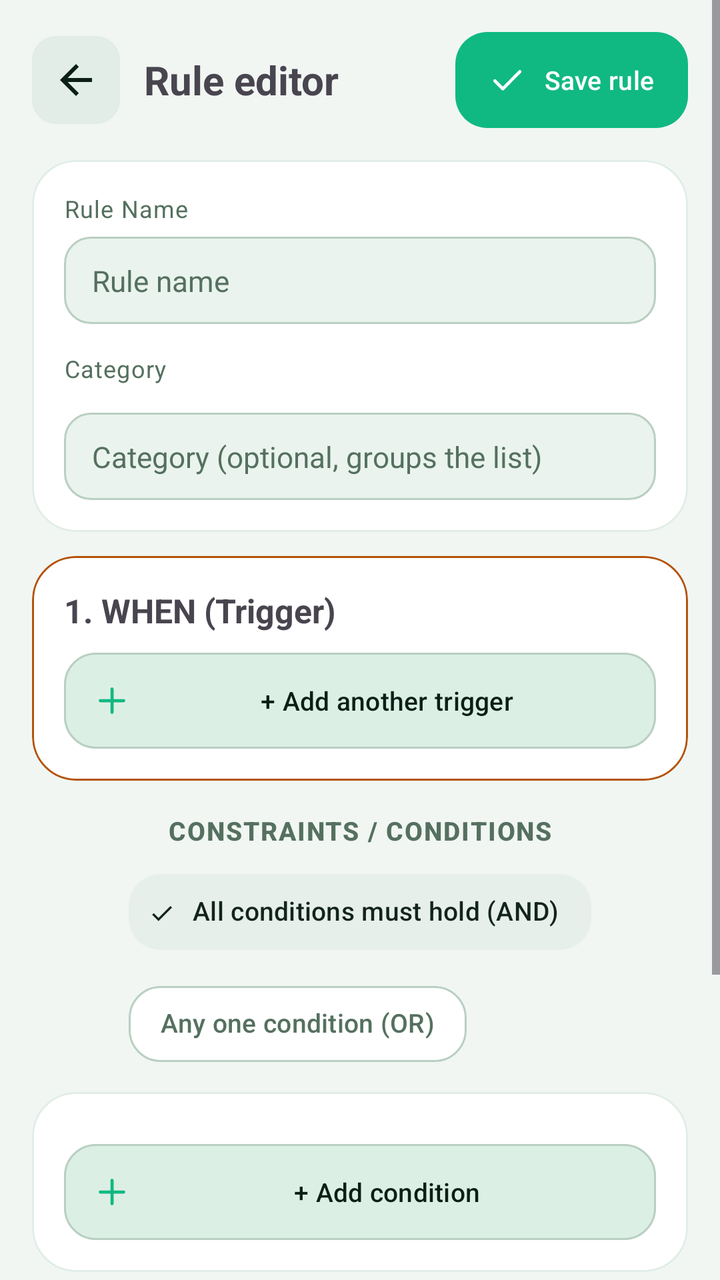
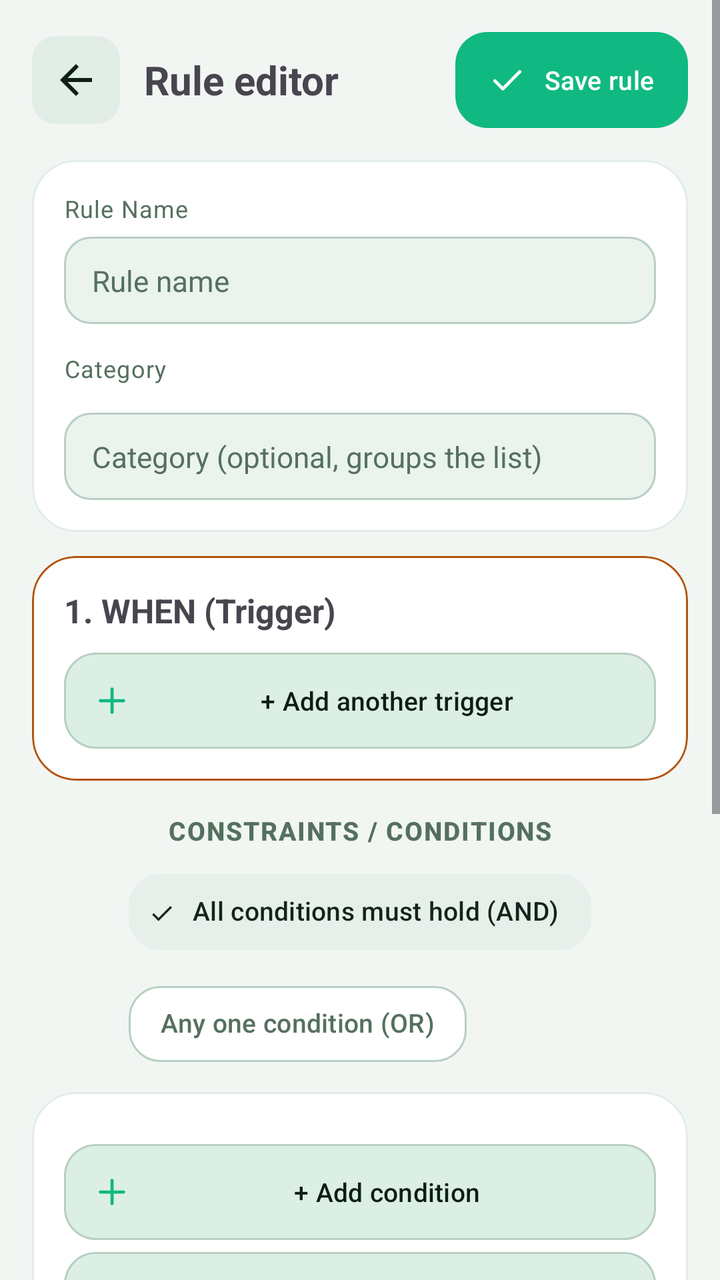

Compare the two renders of this Android layout. The source of the first and the diff that turns it into the second are given below.
<!-- AndroidManifest.xml: application theme Theme.PhoneLink -->
<!-- res/layout/activity_rule_editor.xml -->
<?xml version="1.0" encoding="utf-8"?>
<ScrollView xmlns:android="http://schemas.android.com/apk/res/android"
    xmlns:app="http://schemas.android.com/apk/res-auto"
    android:layout_width="match_parent"
    android:layout_height="match_parent">

    <LinearLayout
        android:layout_width="match_parent"
        android:layout_height="wrap_content"
        android:orientation="vertical"
        android:padding="16dp">

        <LinearLayout
            android:layout_width="match_parent"
            android:layout_height="wrap_content"
            android:gravity="center_vertical"
            android:orientation="horizontal">

            <ImageButton
                android:id="@+id/btnEditorBack"
                android:layout_width="44dp"
                android:layout_height="44dp"
                android:background="@drawable/bg_back_chip"
                android:contentDescription="@string/btn_back"
                android:padding="10dp"
                android:src="@drawable/ic_arrow_back"
                android:tint="?attr/colorOnSurface" />

            <TextView
                android:layout_width="0dp"
                android:layout_height="wrap_content"
                android:layout_marginStart="12dp"
                android:layout_weight="1"
                android:text="@string/auto_editor_title"
                android:textSize="20sp"
                android:textStyle="bold" />

            <com.google.android.material.button.MaterialButton
                android:id="@+id/btnSaveRule"
                style="@style/PL.BtnPill"
                android:layout_width="wrap_content"
                android:layout_height="wrap_content"
                android:text="@string/auto_save"
                app:icon="@drawable/ic_check" />
        </LinearLayout>

        
        <com.google.android.material.card.MaterialCardView
            android:layout_width="match_parent"
            android:layout_height="wrap_content"
            android:layout_marginTop="16dp">

            <LinearLayout
                android:layout_width="match_parent"
                android:layout_height="wrap_content"
                android:orientation="vertical"
                android:padding="16dp">

                <TextView
                    style="@style/PL.BodySmall"
                    android:text="@string/ed_name_label" />

                <EditText
                    android:id="@+id/etRuleName"
                    style="@style/PL.FieldPlain"
                    android:layout_marginTop="6dp"
                    android:hint="@string/auto_rule_name_hint"
                    android:inputType="text"
                    android:maxLines="1" />

                <TextView
                    style="@style/PL.BodySmall"
                    android:layout_marginTop="14dp"
                    android:text="@string/ed_cat_label" />

                <com.google.android.material.chip.ChipGroup
                    android:id="@+id/cgRuleCats"
                    android:layout_width="match_parent"
                    android:layout_height="wrap_content"
                    android:layout_marginTop="6dp"
                    app:singleSelection="true" />

                <EditText
                    android:id="@+id/etRuleCat"
                    style="@style/PL.FieldPlain"
                    android:layout_marginTop="8dp"
                    android:hint="@string/auto_cat_hint"
                    android:inputType="text"
                    android:maxLines="1" />
            </LinearLayout>
        </com.google.android.material.card.MaterialCardView>

        
        <com.google.android.material.card.MaterialCardView
            android:layout_width="match_parent"
            android:layout_height="wrap_content"
            android:layout_marginTop="12dp"
            app:strokeColor="@color/pair_code"
            app:strokeWidth="1dp">

            <LinearLayout
                android:layout_width="match_parent"
                android:layout_height="wrap_content"
                android:orientation="vertical"
                android:padding="16dp">

                <TextView
                    android:layout_width="match_parent"
                    android:layout_height="wrap_content"
                    android:text="@string/ed_when"
                    android:textSize="16.5sp"
                    android:textStyle="bold" />

                <LinearLayout
                    android:id="@+id/trigContainer"
                    android:layout_width="match_parent"
                    android:layout_height="wrap_content"
                    android:orientation="vertical" />

                <com.google.android.material.button.MaterialButton
                    android:id="@+id/btnAddTrigger"
                    style="@style/PL.BtnGhost"
                    android:layout_width="match_parent"
                    android:layout_height="wrap_content"
                    android:layout_marginTop="10dp"
                    android:text="@string/auto_add_trigger"
                    app:icon="@drawable/ic_plus" />
            </LinearLayout>
        </com.google.android.material.card.MaterialCardView>

        
        <TextView
            style="@style/PL.SecTitle"
            android:layout_marginTop="16dp"
            android:gravity="center"
            android:text="@string/ed_constraints" />

        <com.google.android.material.chip.ChipGroup
            android:id="@+id/cgConsMode"
            android:layout_width="wrap_content"
            android:layout_height="wrap_content"
            android:layout_gravity="center_horizontal"
            android:layout_marginTop="8dp"
            app:selectionRequired="true"
            app:singleSelection="true">

            <com.google.android.material.chip.Chip
                android:id="@+id/chipConsAll"
                style="@style/PL.ChipFilter"
                android:layout_width="wrap_content"
                android:layout_height="wrap_content"
                android:checked="true"
                android:text="@string/auto_cons_all" />

            <com.google.android.material.chip.Chip
                android:id="@+id/chipConsAny"
                style="@style/PL.ChipFilter"
                android:layout_width="wrap_content"
                android:layout_height="wrap_content"
                android:text="@string/auto_cons_any" />
        </com.google.android.material.chip.ChipGroup>

        
        <com.google.android.material.card.MaterialCardView
            android:layout_width="match_parent"
            android:layout_height="wrap_content"
            android:layout_marginTop="10dp">

            <LinearLayout
                android:layout_width="match_parent"
                android:layout_height="wrap_content"
                android:orientation="vertical"
                android:padding="16dp">

                <LinearLayout
                    android:id="@+id/consContainer"
                    android:layout_width="match_parent"
                    android:layout_height="wrap_content"
                    android:orientation="vertical" />

                <com.google.android.material.button.MaterialButton
                    android:id="@+id/btnAddConstraint"
                    style="@style/PL.BtnGhost"
                    android:layout_width="match_parent"
                    android:layout_height="wrap_content"
                    android:layout_marginTop="10dp"
                    android:text="@string/auto_add_constraint"
                    app:icon="@drawable/ic_plus" />
            </LinearLayout>
        </com.google.android.material.card.MaterialCardView>

        
        <com.google.android.material.card.MaterialCardView
            android:layout_width="match_parent"
            android:layout_height="wrap_content"
            android:layout_marginTop="12dp"
            app:strokeColor="?attr/colorPrimary"
            app:strokeWidth="1dp">

            <LinearLayout
                android:layout_width="match_parent"
                android:layout_height="wrap_content"
                android:orientation="vertical"
                android:padding="16dp">

                <TextView
                    android:layout_width="match_parent"
                    android:layout_height="wrap_content"
                    android:text="@string/ed_then"
                    android:textSize="16.5sp"
                    android:textStyle="bold" />

                <LinearLayout
                    android:id="@+id/actContainer"
                    android:layout_width="match_parent"
                    android:layout_height="wrap_content"
                    android:orientation="vertical" />

                <com.google.android.material.button.MaterialButton
                    android:id="@+id/btnAddAction"
                    style="@style/PL.BtnMint"
                    android:layout_width="match_parent"
                    android:layout_height="wrap_content"
                    android:layout_marginTop="10dp"
                    android:text="@string/auto_add_action"
                    app:icon="@drawable/ic_plus" />
            </LinearLayout>
        </com.google.android.material.card.MaterialCardView>

        
        <LinearLayout
            android:layout_width="match_parent"
            android:layout_height="wrap_content"
            android:layout_marginTop="16dp"
            android:orientation="horizontal">

            <com.google.android.material.button.MaterialButton
                android:id="@+id/btnTestRule"
                style="@style/PL.BtnGhost"
                android:layout_width="0dp"
                android:layout_height="wrap_content"
                android:layout_marginEnd="5dp"
                android:layout_weight="1"
                android:text="@string/ed_test_rule"
                app:icon="@drawable/ic_check" />

            <com.google.android.material.button.MaterialButton
                android:id="@+id/btnDeleteRule"
                style="@style/PL.BtnGhost"
                android:layout_width="0dp"
                android:layout_height="wrap_content"
                android:layout_marginStart="5dp"
                android:layout_weight="1"
                android:text="@string/ed_delete_rule"
                android:textColor="?attr/colorError"
                android:visibility="gone"
                app:icon="@drawable/ic_trash" />
        </LinearLayout>
    </LinearLayout>
</ScrollView>
<!-- resources referenced by this layout -->
<resources>
  <color name="pair_code">#B45309</color>
  <string name="auto_add_action">+ Add action</string>
  <string name="auto_add_constraint">+ Add condition</string>
  <string name="auto_add_trigger">+ Add another trigger</string>
  <string name="auto_cat_hint">Category (optional, groups the list)</string>
  <string name="auto_cons_all">All conditions must hold (AND)</string>
  <string name="auto_cons_any">Any one condition (OR)</string>
  <string name="auto_editor_title">Rule editor</string>
  <string name="auto_rule_name_hint">Rule name</string>
  <string name="auto_save">Save rule</string>
  <string name="btn_back">Back</string>
  <string name="ed_cat_label">Category</string>
  <string name="ed_constraints">CONSTRAINTS / CONDITIONS</string>
  <string name="ed_delete_rule">Delete Rule</string>
  <string name="ed_name_label">Rule Name</string>
  <string name="ed_test_rule">Test Run Rule</string>
  <string name="ed_then">2. THEN DO (Actions)</string>
  <string name="ed_when">1. WHEN (Trigger)</string>
  <color name="md_surfaceVariant">#E1EDE6</color>
  <color name="pl_mint">#10B981</color>
  <color name="md_btnFill">#DCEFE5</color>
  <color name="md_primary">#10B981</color>
  <color name="md_onPrimary">#FFFFFF</color>
  <color name="md_primaryContainer">#D9F6E9</color>
  <color name="md_onPrimaryContainer">#06382A</color>
  <color name="md_secondary">#52665C</color>
  <color name="md_onSecondary">#FFFFFF</color>
  <color name="md_secondaryContainer">#E6EFEA</color>
  <color name="md_onSecondaryContainer">#12241B</color>
  <color name="md_background">#F1F6F3</color>
  <color name="md_onBackground">#0C1F16</color>
  <color name="md_surface">#FFFFFF</color>
  <color name="md_onSurface">#0C1F16</color>
  <color name="md_onSurfaceVariant">#55705F</color>
  <color name="md_surfaceContainer">#EAF3EE</color>
  <color name="md_surfaceContainerHigh">#DCEAE2</color>
  <color name="md_outline">#B9CFC2</color>
  <color name="md_error">#BA1A1A</color>
  <color name="md_onError">#FFFFFF</color>
  <color name="md_errorContainer">#FDECEC</color>
  <!-- unchanged entries left out for length: 17 -->
</resources>

<!-- the commit's change to res/layout/activity_rule_editor.xml (unified diff, before → after) -->
@@ -186,6 +186,15 @@
                     android:layout_marginTop="10dp"
                     android:text="@string/auto_add_constraint"
                     app:icon="@drawable/ic_plus" />
+
+                <com.google.android.material.button.MaterialButton
+                    android:id="@+id/btnAddGroup"
+                    style="@style/PL.BtnGhost"
+                    android:layout_width="match_parent"
+                    android:layout_height="wrap_content"
+                    android:layout_marginTop="6dp"
+                    android:text="@string/btn_add_group"
+                    app:icon="@drawable/ic_plus" />
             </LinearLayout>
         </com.google.android.material.card.MaterialCardView>
 
@@ -223,6 +232,15 @@
                     android:layout_height="wrap_content"
                     android:layout_marginTop="10dp"
                     android:text="@string/auto_add_action"
+                    app:icon="@drawable/ic_plus" />
+
+                <com.google.android.material.button.MaterialButton
+                    android:id="@+id/btnAddIfElse"
+                    style="@style/PL.BtnGhost"
+                    android:layout_width="match_parent"
+                    android:layout_height="wrap_content"
+                    android:layout_marginTop="6dp"
+                    android:text="@string/btn_add_ifelse"
                     app:icon="@drawable/ic_plus" />
             </LinearLayout>
         </com.google.android.material.card.MaterialCardView>
@@ -256,5 +274,34 @@
                 android:visibility="gone"
                 app:icon="@drawable/ic_trash" />
         </LinearLayout>
+
+        
+        <LinearLayout
+            android:layout_width="match_parent"
+            android:layout_height="wrap_content"
+            android:layout_marginTop="10dp"
+            android:orientation="horizontal">
+
+            <com.google.android.material.button.MaterialButton
+                android:id="@+id/btnTraceRule"
+                style="@style/PL.BtnGhost"
+                android:layout_width="0dp"
+                android:layout_height="wrap_content"
+                android:layout_marginEnd="5dp"
+                android:layout_weight="1"
+                android:text="@string/btn_trace"
+                app:icon="@drawable/ic_search" />
+
+            <com.google.android.material.button.MaterialButton
+                android:id="@+id/btnHistoryRule"
+                style="@style/PL.BtnGhost"
+                android:layout_width="0dp"
+                android:layout_height="wrap_content"
+                android:layout_marginStart="5dp"
+                android:layout_weight="1"
+                android:text="@string/btn_history"
+                android:visibility="gone"
+                app:icon="@drawable/ic_refresh" />
+        </LinearLayout>
     </LinearLayout>
 </ScrollView>
<!-- resource entries referenced after the edit -->
@@ -1,6 +1,42 @@
 <!-- resources referenced by this layout -->
 <resources>
   <color name="pair_code">#B45309</color>
+  <!-- drawable ic_refresh (drawable) -->
+  <?xml version="1.0" encoding="utf-8"?>
+  <vector xmlns:android="http://schemas.android.com/apk/res/android"
+      android:width="24dp" android:height="24dp"
+      android:viewportWidth="24" android:viewportHeight="24">
+      <path android:pathData="M19.5,12a7.5,7.5 0 1,1 -2.2,-5.3"
+          android:fillColor="@android:color/transparent"
+          android:strokeColor="@color/pl_mint"
+          android:strokeWidth="1.9"
+          android:strokeLineCap="round"
+          android:strokeLineJoin="round" />
+      <path android:pathData="M20.5,3.2v4h-4"
+          android:fillColor="@android:color/transparent"
+          android:strokeColor="@color/pl_mint"
+          android:strokeWidth="1.9"
+          android:strokeLineCap="round"
+          android:strokeLineJoin="round" />
+  </vector>
+  <!-- drawable ic_search (drawable) -->
+  <?xml version="1.0" encoding="utf-8"?>
+  <vector xmlns:android="http://schemas.android.com/apk/res/android"
+      android:width="24dp" android:height="24dp"
+      android:viewportWidth="24" android:viewportHeight="24">
+      <path android:pathData="M20,20l-3.8,-3.8"
+          android:fillColor="@android:color/transparent"
+          android:strokeColor="@color/pl_mint"
+          android:strokeWidth="1.9"
+          android:strokeLineCap="round"
+          android:strokeLineJoin="round" />
+      <path android:pathData="M5.8,11a5.2,5.2 0 1,0 10.4,0a5.2,5.2 0 1,0 -10.4,0"
+          android:fillColor="@android:color/transparent"
+          android:strokeColor="@color/pl_mint"
+          android:strokeWidth="1.9"
+          android:strokeLineCap="round"
+          android:strokeLineJoin="round" />
+  </vector>
   <string name="auto_add_action">+ Add action</string>
   <string name="auto_add_constraint">+ Add condition</string>
   <string name="auto_add_trigger">+ Add another trigger</string>
@@ -10,7 +46,11 @@
   <string name="auto_editor_title">Rule editor</string>
   <string name="auto_rule_name_hint">Rule name</string>
   <string name="auto_save">Save rule</string>
+  <string name="btn_add_group">Add condition group</string>
+  <string name="btn_add_ifelse">Add If / Else step</string>
   <string name="btn_back">Back</string>
+  <string name="btn_history">History</string>
+  <string name="btn_trace">Trace</string>
   <string name="ed_cat_label">Category</string>
   <string name="ed_constraints">CONSTRAINTS / CONDITIONS</string>
   <string name="ed_delete_rule">Delete Rule</string>
